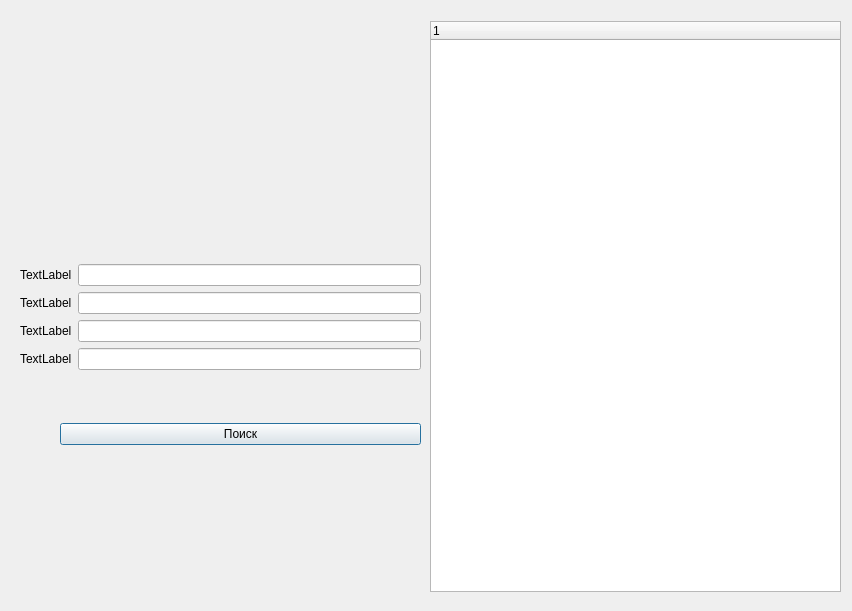
The window that search.ui (ploschka/CureSuch) describes before a commit, drawn with Qt 5.
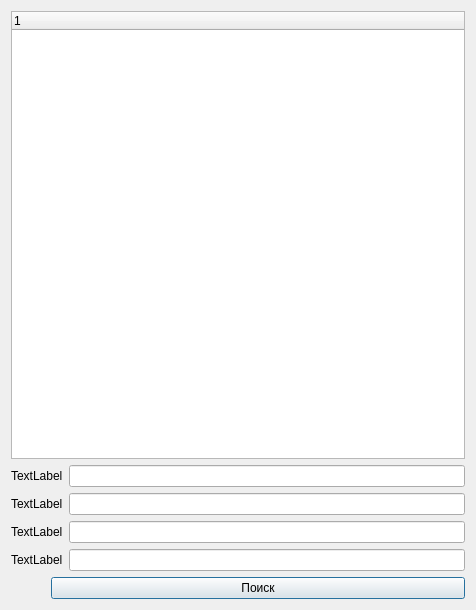
The same window after the commit.

What changed in the file:
```diff
--- a/search.ui
+++ b/search.ui
@@ -6,37 +6,36 @@
    <rect>
     <x>0</x>
     <y>0</y>
-    <width>852</width>
-    <height>611</height>
+    <width>476</width>
+    <height>610</height>
    </rect>
   </property>
+  <property name="sizePolicy">
+   <sizepolicy hsizetype="Fixed" vsizetype="Fixed">
+    <horstretch>0</horstretch>
+    <verstretch>0</verstretch>
+   </sizepolicy>
+  </property>
+  <property name="minimumSize">
+   <size>
+    <width>0</width>
+    <height>0</height>
+   </size>
+  </property>
   <property name="windowTitle">
    <string>Dialog</string>
   </property>
+  <layout class="QVBoxLayout" name="verticalLayout_2">
+   <item>
   <widget class="QTreeWidget" name="tree">
-   <property name="geometry">
-    <rect>
-     <x>430</x>
-     <y>21</y>
-     <width>411</width>
-     <height>571</height>
-    </rect>
-   </property>
    <column>
     <property name="text">
      <string notr="true">1</string>
     </property>
    </column>
   </widget>
-  <widget class="QWidget" name="">
-   <property name="geometry">
-    <rect>
-     <x>20</x>
-     <y>264</y>
-     <width>401</width>
-     <height>181</height>
-    </rect>
-   </property>
+   </item>
+   <item>
    <layout class="QVBoxLayout" name="verticalLayout">
     <item>
      <layout class="QFormLayout" name="formLayout">
@@ -110,7 +109,8 @@
      </layout>
     </item>
    </layout>
-  </widget>
+   </item>
+  </layout>
  </widget>
  <resources/>
  <connections/>
```
Lines whose indentation alone changed are shown as unchanged.
